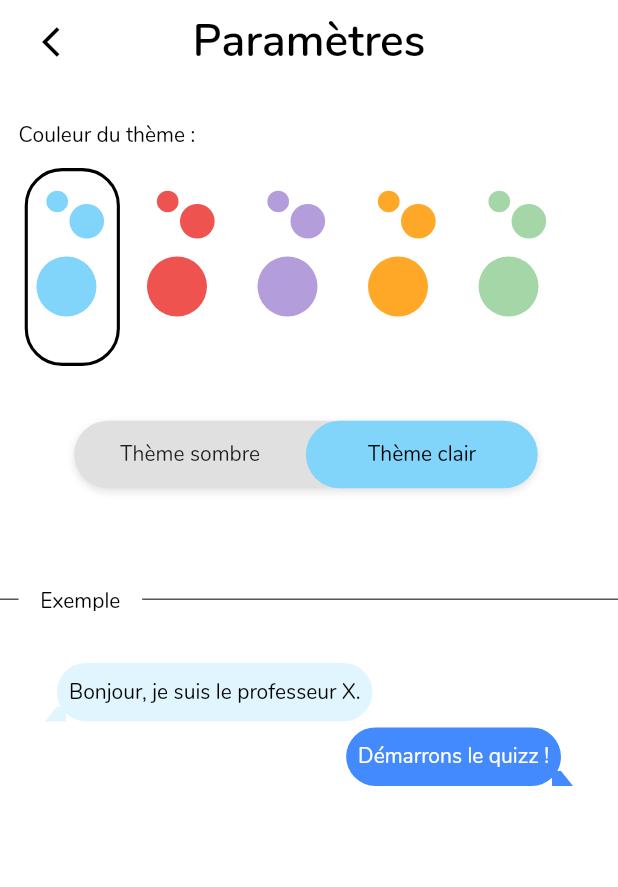
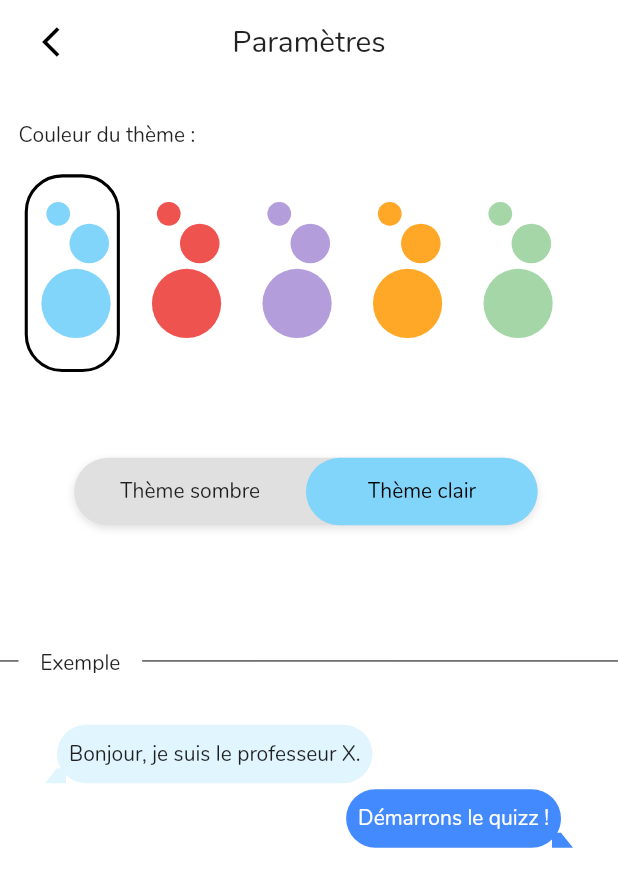
Before and after one commit to Zigotote/diving_quizz, a Flutter app: the screen it shows after launch, after a tap on the "settings" icon, on a phone screen of 412 x 824 dp. Shown: the top 887 px of the screen. Run offline on Flutter 3.47's test engine with Material 2 defaults, Android fonts, the phone set to English and light mode, and no system bars; drawn by our look-alikes of bubble, flutter_toggle_tab; our stand-ins replace shared_preferences, sqflite; missing offline and left inert: flutter_circular_text; accounts and stored records are empty.

Commit message:
Upd: settings page is responsive

```diff
--- a/lib/pages/settings.dart
+++ b/lib/pages/settings.dart
@@ -17,12 +17,28 @@ class _MySettingsState extends State<MySettings> {
   /// The left position for the box which indicates which color theme is selected
   double _leftPositionColorSelector;
 
+  /// Changes the leftPositionColorSelector.
+  /// Depends on the selected theme color and the screen width
+  void _adaptSelectedColorBoxPosition(
+      double itemWidth, ThemeProvider themeProvider, double screenWidth) {
+    double marginRatio = 0.035;
+    if (screenWidth < 350) {
+      marginRatio = 0.06;
+    } else if (screenWidth < 400) {
+      marginRatio = 0.045;
+    }
+    _leftPositionColorSelector = screenWidth * 0.01 +
+        (itemWidth + (screenWidth * marginRatio)) *
+            ColorThemes.values.indexOf(themeProvider.theme.themeName);
+  }
+
   /// Builds the color theme selector row which contains :
   /// - A row with a textButton by available theme color
   /// - An animated rounded container which changes its position depending on the color selected
   Widget _buildColorSelector(double screenWidth, double screenHeight,
       double itemWidth, double itemHeight, ThemeProvider themeProvider) {
-    return Stack(children: [
+    return FittedBox(
+      child: Stack(children: [
         Row(
           children: ColorThemes.values.map((color) {
             final Color primaryColor =
@@ -32,8 +48,8 @@ class _MySettingsState extends State<MySettings> {
               onPressed: () {
                 themeProvider.theme = color.getTheme(themeProvider.isDarkTheme);
                 setState(() {
-                _leftPositionColorSelector = screenWidth * 0.01 +
-                    (itemWidth * 1.3) * ColorThemes.values.indexOf(color);
+                  _adaptSelectedColorBoxPosition(
+                      itemWidth, themeProvider, screenWidth);
                 });
               },
               child: Container(
@@ -44,19 +60,26 @@ class _MySettingsState extends State<MySettings> {
                     Positioned(
                       top: itemHeight * 0.05,
                       left: itemHeight * 0.08,
-                    width: itemWidth * 0.25,
+                      width: itemHeight * 0.12,
                       child: circle,
                     ),
                     Positioned(
-                    top: itemHeight * 0.15,
+                      top: screenHeight > 700
+                          ? itemHeight * 0.2
+                          : itemHeight * 0.15,
                       left: itemWidth * 0.45,
-                    width: itemWidth * 0.4,
+                      width: itemHeight * 0.2,
                       child: circle,
                     ),
                     Positioned(
                       top: itemHeight * 0.48,
-                    left: itemWidth * 0.04,
-                    width: itemWidth * 0.75,
+                      left: screenHeight > 800
+                          ? -itemHeight * 0.02
+                          : itemHeight * 0.04,
+                      width: screenHeight > 800
+                          ? itemHeight * 0.5
+                          : itemHeight * 0.4,
+                      height: itemHeight * 0.35,
                       child: circle,
                     )
                   ],
@@ -66,8 +89,8 @@ class _MySettingsState extends State<MySettings> {
           }).toList(),
         ),
         AnimatedPositioned(
+          top: screenHeight * 0.01,
           left: _leftPositionColorSelector,
-        top: screenHeight * 0.015,
           child: Container(
             width: itemWidth * 1.1,
             height: itemHeight,
@@ -81,25 +104,19 @@ class _MySettingsState extends State<MySettings> {
           ),
           duration: Duration(milliseconds: 600),
         ),
-    ]);
+      ]),
+    );
   }
 
   /// Builds the switcher for the theme brightness
-  Widget _buildThemeBrightnessSelector(
-      double screenHeight, double paddingLeft, ThemeProvider themeProvider) {
-    return Padding(
-      padding: EdgeInsets.only(
-        top: screenHeight * 0.04,
-        left: paddingLeft * 4,
-      ),
-      child: FlutterToggleTab(
+  Widget _buildThemeBrightnessSelector(ThemeProvider themeProvider) {
+    return FlutterToggleTab(
       labels: ["Thème sombre", "Thème clair"],
       initialIndex: themeProvider.isDarkTheme ? 0 : 1,
       selectedLabelIndex: (index) => themeProvider.isDarkTheme = index == 0,
       width: 75,
       selectedTextStyle: TextStyle(color: Colors.black),
       unSelectedTextStyle: TextStyle(color: Colors.black87),
-      ),
     );
   }
 
@@ -107,12 +124,7 @@ class _MySettingsState extends State<MySettings> {
   Widget _buildExampleBox(double screenWidth, double screenHeight,
       double paddingLeft, ThemeProvider themeProvider) {
     return Column(children: [
-      Padding(
-        padding: EdgeInsets.only(
-          top: screenHeight * 0.08,
-          bottom: screenHeight * 0.02,
-        ),
-        child: Stack(
+      Stack(
         children: [
           Divider(
             color: themeProvider.theme.textColor,
@@ -132,9 +144,11 @@ class _MySettingsState extends State<MySettings> {
           ),
         ],
       ),
+      Padding(
+        padding: EdgeInsets.symmetric(
+          horizontal: 20,
+          vertical: screenHeight * 0.02,
         ),
-      Padding(
-        padding: EdgeInsets.symmetric(horizontal: 20),
         child: Container(
           padding: EdgeInsets.fromLTRB(10, 10, 10, 15),
           child: Column(
@@ -161,9 +175,7 @@ class _MySettingsState extends State<MySettings> {
     final double paddingLeft = screenWidth * 0.03;
     return Consumer(builder: (context, ThemeProvider themeProvider, child) {
       if (_leftPositionColorSelector == null) {
-        _leftPositionColorSelector = screenWidth * 0.01 +
-            (itemWidth * 1.3) *
-                ColorThemes.values.indexOf(themeProvider.theme.themeName);
+        _adaptSelectedColorBoxPosition(itemWidth, themeProvider, screenWidth);
       }
       return Scaffold(
         appBar: AppBar(
@@ -181,14 +193,29 @@ class _MySettingsState extends State<MySettings> {
               child: Text("Couleur du thème :"),
             ),
             Padding(
-              padding: EdgeInsets.only(left: paddingLeft),
+              padding: EdgeInsets.only(
+                left: paddingLeft,
+                top: screenHeight * 0.01,
+                right: paddingLeft,
+              ),
               child: _buildColorSelector(screenWidth, screenHeight, itemWidth,
                   itemHeight, themeProvider),
             ),
-            _buildThemeBrightnessSelector(
-                screenHeight, paddingLeft, themeProvider),
-            _buildExampleBox(
+            Padding(
+              padding: EdgeInsets.only(
+                top: screenHeight * 0.06,
+                left: paddingLeft * 4,
+              ),
+              child: _buildThemeBrightnessSelector(themeProvider),
+            ),
+            Padding(
+              padding: EdgeInsets.only(
+                top: screenHeight * 0.1,
+                bottom: screenHeight * 0.02,
+              ),
+              child: _buildExampleBox(
                   screenWidth, screenHeight, paddingLeft, themeProvider),
+            ),
           ],
         ),
       );
--- a/lib/theme/abstract_themes.dart
+++ b/lib/theme/abstract_themes.dart
@@ -31,8 +31,9 @@ abstract class AbstractTheme {
   ColorThemes get themeName => this.shadeColors.themeName;
 
   /// Returns the light or dark theme
-  ThemeData get themeData =>
-      ThemeData.from(colorScheme: this.colorScheme).copyWith(
+  ThemeData get themeData {
+    ThemeData theme = ThemeData.from(colorScheme: this.colorScheme);
+    return theme.copyWith(
       appBarTheme: AppBarTheme(
         backgroundColor: this.colorScheme.background,
         elevation: 0,
@@ -40,14 +41,11 @@ abstract class AbstractTheme {
         iconTheme: IconThemeData(
           color: this.textColor,
         ),
-          textTheme: TextTheme(
-            headline6: TextStyle(
-              fontFamily: "Nunito",
-              color: this.textColor,
-              fontSize: 30,
-              fontWeight: FontWeight.bold,
-            ),
-          ),
+        textTheme: theme.textTheme
+            .copyWith(
+              headline6: theme.textTheme.headline6.copyWith(fontSize: 20),
+            )
+            .apply(fontFamily: "Nunito"),
       ),
       primaryColor: this.shadeColors.primaryColor,
       elevatedButtonTheme: ElevatedButtonThemeData(
@@ -65,13 +63,11 @@ abstract class AbstractTheme {
           elevation: MaterialStateProperty.all(10),
         ),
       ),
-        textTheme: TextTheme(
-          bodyText2: TextStyle(
-            fontFamily: "Nunito",
-            color: this.textColor,
-          ),
-        ),
+      textTheme: theme.textTheme
+          .copyWith(bodyText2: theme.textTheme.bodyText2)
+          .apply(fontFamily: "Nunito"),
     );
+  }
 
   /// Returns the default color for the text
   Color get textColor => this.colorScheme.onSurface;
```
Lines whose indentation alone changed are shown as unchanged.
